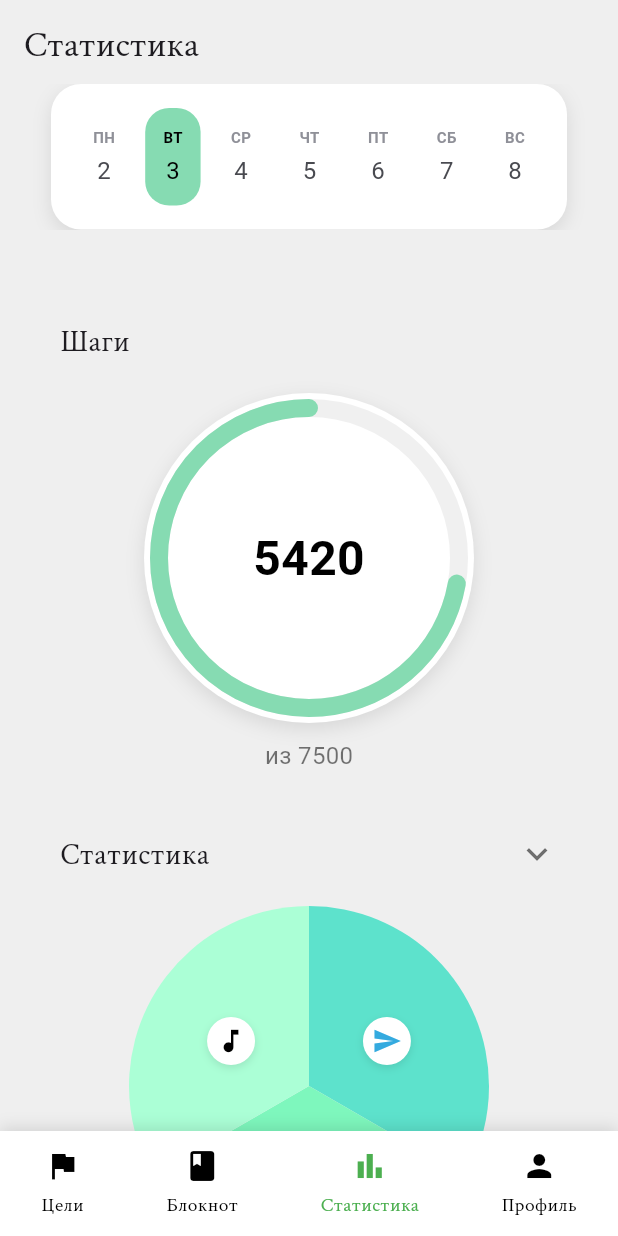
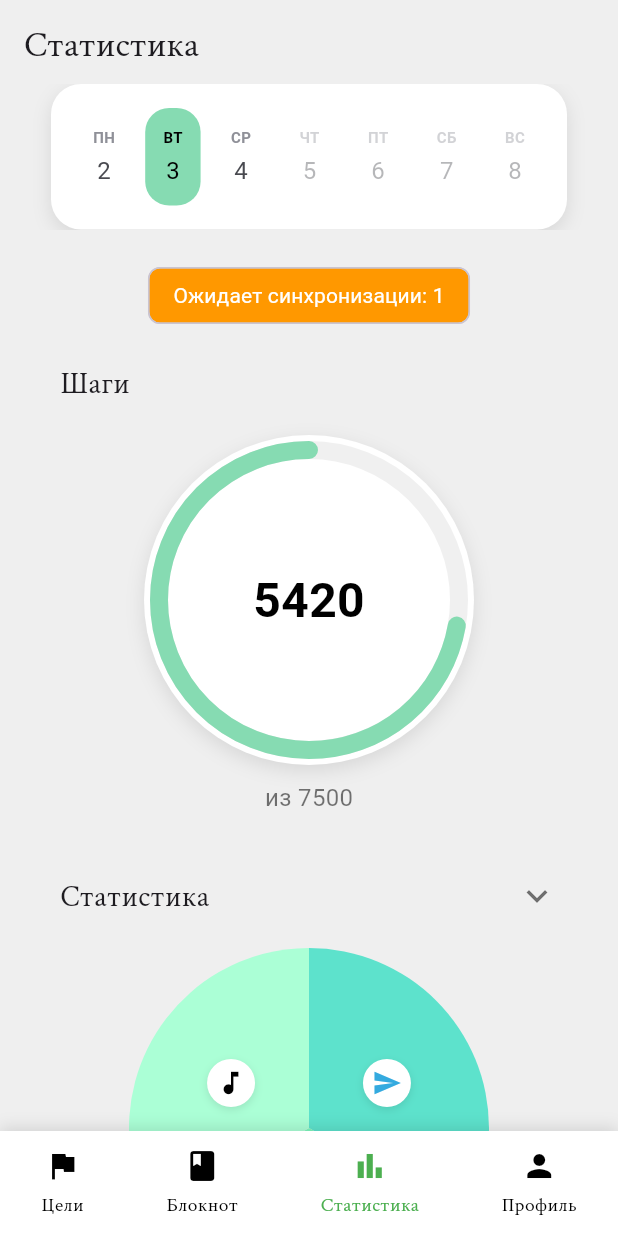
Before and after one commit to git-company-tp10-1/main, a Flutter app: the AuthorizeScreen screen opened by its route, after a tap on "Войти", after a tap on "Войти как гость", after a tap on "ВТ", on a phone screen of 412 x 824 dp. Run offline on Flutter 3.47's test engine with Material 3 defaults, Android fonts, the phone set to English and light mode, and no system bars; our stand-ins replace shared_preferences; accounts and stored records are empty; network calls fail.

Commit message:
Steps sync

```diff
--- a/lib/presentation/screens/statistics.dart
+++ b/lib/presentation/screens/statistics.dart
@@ -1,6 +1,12 @@
 import 'package:flutter/material.dart';
 import 'dart:math';
 import 'package:intl/intl.dart';
+import 'dart:async';
+import 'package:http/http.dart' as http;
+import 'dart:convert';
+import 'package:shared_preferences/shared_preferences.dart';
+
+import '../../service/api_service.dart';
 
 class StatisticsScreen extends StatefulWidget {
   final String selectedDay;
@@ -17,12 +23,21 @@ class _StatisticsScreenState extends State<StatisticsScreen>
   late Animation<double> _stepsAnimation;
   late Map<String, DayData> _daysData;
   late String _currentDisplayedDay;
+  Timer? _stepTimer;
+  int _currentSteps = 0;
+  late String _todayWeekday;
+  List<Map<String, dynamic>> _pendingStepsData = [];
+  bool _isSyncing = false;
 
   @override
   void initState() {
     super.initState();
     _initDaysData();
     _currentDisplayedDay = widget.selectedDay;
+
+    final now = DateTime.now();
+    final weekdays = ['ПН', 'ВТ', 'СР', 'ЧТ', 'ПТ', 'СБ', 'ВС'];
+    _todayWeekday = weekdays[now.weekday - 1];
 
     _animationController = AnimationController(
       vsync: this,
@@ -37,31 +52,144 @@ class _StatisticsScreenState extends State<StatisticsScreen>
     );
 
     _animationController.forward();
+
+    _loadPendingData().then((_) {
+      if (_currentDisplayedDay == _todayWeekday) {
+        _startStepCounter();
+      }
+      _trySyncPendingData();
+    });
+  }
+
+  Future<void> _loadPendingData() async {
+    final prefs = await SharedPreferences.getInstance();
+    final pendingDataString = prefs.getString('pending_steps');
+    if (pendingDataString != null) {
+      setState(() {
+        _pendingStepsData = List<Map<String, dynamic>>.from(
+            jsonDecode(pendingDataString));
+      });
+    }
+  }
+
+  Future<void> _trySyncPendingData() async {
+    if (_pendingStepsData.isEmpty || _isSyncing) return;
+
+    setState(() => _isSyncing = true);
+
+    final apiService = ApiService();
+    for (final data in _pendingStepsData.toList()) {
+      try {
+        // Если дата не указана, используем текущую дату в формате yyyy-MM-dd
+        final date = data['date'] as String? ??
+            DateFormat('yyyy-MM-dd').format(DateTime.now());
+
+        final success = await apiService.sendSteps(
+          steps: data['steps'] as int,
+          date: date,
+          day: data['day'] as String? ?? '', // обработка дня, если он есть
+        );
+
+        if (success) {
+          setState(() => _pendingStepsData.remove(data));
+          await _savePendingData();
+        }
+      } catch (e) {
+        print('Ошибка при синхронизации: $e');
+        // Можно добавить дополнительную логику обработки ошибок,
+        // например, повторную попытку после задержки
+      }
+    }
+
+    setState(() => _isSyncing = false);
+  }
+
+  Future<void> _savePendingData() async {
+    final prefs = await SharedPreferences.getInstance();
+    await prefs.setString('pending_steps', jsonEncode(_pendingStepsData));
+  }
+
+  void _startStepCounter() {
+    _stepTimer?.cancel();
+    _stepTimer = Timer.periodic(const Duration(seconds: 90), (timer) {
+      setState(() {
+        _currentSteps += 2 + Random().nextInt(2);
+        _updateCurrentDaySteps();
+      });
+    });
+  }
+
+  Future<void> _updateCurrentDaySteps() async {
+    if (_daysData.containsKey(_currentDisplayedDay)) {
+      setState(() {
+        _daysData[_currentDisplayedDay] = DayData(
+          steps: _currentSteps,
+          date: _daysData[_currentDisplayedDay]!.date,
+          appUsages: _daysData[_currentDisplayedDay]!.appUsages,
+        );
+      });
+
+      final data = {
+        'day': _currentDisplayedDay,
+        'steps': _currentSteps,
+        'date': _daysData[_currentDisplayedDay]!.date,
+        'timestamp': DateTime.now().toIso8601String(),
+      };
+
+      try {
+        final apiService = ApiService();
+        final success = await apiService.sendSteps(
+          day: _currentDisplayedDay,
+          steps: _currentSteps,
+          date: _daysData[_currentDisplayedDay]!.date,
+        );
+
+        if (!success) {
+          setState(() => _pendingStepsData.add(data));
+          await _savePendingData();
+        }
+      } catch (e) {
+        setState(() => _pendingStepsData.add(data));
+        await _savePendingData();
+      }
+    }
   }
 
   @override
   void didUpdateWidget(StatisticsScreen oldWidget) {
     super.didUpdateWidget(oldWidget);
-
     if (oldWidget.selectedDay != widget.selectedDay && _daysData.containsKey(widget.selectedDay)) {
       _animationController.reset();
       _animationController.forward();
       setState(() {
         _currentDisplayedDay = widget.selectedDay;
+        _currentSteps = _daysData[_currentDisplayedDay]!.steps;
+
+        if (oldWidget.selectedDay == _todayWeekday) {
+          _stepTimer?.cancel();
+        }
+
+        if (_currentDisplayedDay == _todayWeekday) {
+          _startStepCounter();
+        }
       });
+      _updateCurrentDaySteps();
     }
   }
 
   void _initDaysData() {
     final now = DateTime.now();
     final weekdays = ['ПН', 'ВТ', 'СР', 'ЧТ', 'ПТ', 'СБ', 'ВС'];
+    final todayWeekdayIndex = now.weekday - 1;
 
     _daysData = {};
 
     for (int i = 0; i < 7; i++) {
       final date = now.subtract(Duration(days: now.weekday - 1 - i));
+      final steps = i == todayWeekdayIndex ? _currentSteps : _generateRandomSteps();
+
       _daysData[weekdays[i]] = DayData(
-        steps: _generateRandomSteps(),
+        steps: steps,
         date: DateFormat('d').format(date),
         appUsages: _generateAppUsages(),
       );
@@ -96,6 +224,8 @@ class _StatisticsScreenState extends State<StatisticsScreen>
   @override
   void dispose() {
     _animationController.dispose();
+    _stepTimer?.cancel();
+    _updateCurrentDaySteps();
     super.dispose();
   }
 
@@ -120,14 +250,24 @@ class _StatisticsScreenState extends State<StatisticsScreen>
         child: Column(
           children: [
             const SizedBox(height: 20),
-            const SizedBox(height: 40),
-            // Шаги
+            if (_pendingStepsData.isNotEmpty)
+              Padding(
+                padding: const EdgeInsets.symmetric(horizontal: 16),
+                child: Chip(
+                  label: Text(
+                    'Ожидает синхронизации: ${_pendingStepsData.length}',
+                    style: const TextStyle(color: Colors.white),
+                  ),
+                  backgroundColor: Colors.orange,
+                ),
+              ),
+            const SizedBox(height: 20),
             Padding(
               padding: const EdgeInsets.symmetric(horizontal: 40),
               child: Row(
                 mainAxisAlignment: MainAxisAlignment.spaceBetween,
-                children: [
-                  const Text(
+                children: const [
+                  Text(
                     'Шаги',
                     style: TextStyle(
                       fontSize: 20,
@@ -139,7 +279,6 @@ class _StatisticsScreenState extends State<StatisticsScreen>
               ),
             ),
             const SizedBox(height: 20),
-            // Круговая диаграмма шагов (изменена анимация)
             AnimatedSwitcher(
               duration: const Duration(milliseconds: 500),
               transitionBuilder: (Widget child, Animation<double> animation) {
@@ -197,7 +336,6 @@ class _StatisticsScreenState extends State<StatisticsScreen>
               ),
             ),
             const SizedBox(height: 40),
-            // Статистика приложений
             Padding(
               padding: const EdgeInsets.symmetric(horizontal: 40),
               child: Row(
@@ -223,7 +361,6 @@ class _StatisticsScreenState extends State<StatisticsScreen>
               ),
             ),
             const SizedBox(height: 20),
-            // Диаграмма использования приложений
             AnimatedSwitcher(
               duration: const Duration(milliseconds: 500),
               transitionBuilder: (Widget child, Animation<double> animation) {
--- a/lib/service/api_service.dart
+++ b/lib/service/api_service.dart
@@ -12,7 +12,8 @@ class ApiService {
   static const String registerEndpoint = '/auth/register';
   static const String loginEndpoint = '/auth/login';
   static const String notesEndpoint = '/notes/save';
-  static const String goals_saveEndpoint = '/goals/save';
+  static const String goals_SaveEndpoint = '/goals/save';
+  static const String stepsEndpoint = '/steps/save';
   // Ключ для сохранения токена
   static const String _tokenKey = 'auth_token';
 
@@ -113,7 +114,7 @@ class ApiService {
   Future<String> goalsSave(String title, bool isGenerate) async {
     final token = await getToken();
     final response = await http.post(
-      Uri.parse('$baseUrl$goals_saveEndpoint'),
+      Uri.parse('$baseUrl$goals_SaveEndpoint'),
       headers: {
         'Content-Type': 'application/json',
         'Authorization': 'Bearer $token',
@@ -154,6 +155,54 @@ class ApiService {
     }
   }
 
+  Future<bool> sendSteps({
+    required String day,
+    required int steps,
+    required String date, // Этот параметр теперь будет использоваться
+  }) async {
+    try {
+      final token = await getToken();
+      if (token == null) {
+        throw Exception('Пользователь не авторизован');
+      }
+
+      // Проверяем и форматируем дату
+      String formattedDate;
+      try {
+        // Пытаемся распарсить входную дату (если она уже в правильном формате, оставляем как есть)
+        final parsedDate = DateTime.parse(date);
+        formattedDate = DateFormat('yyyy-MM-dd').format(parsedDate);
+      } catch (e) {
+        // Если дата в неправильном формате, используем текущую дату
+        formattedDate = DateFormat('yyyy-MM-dd').format(DateTime.now());
+        print('Некорректный формат даты: $date. Используется текущая дата: $formattedDate');
+      }
+
+      final response = await http.post(
+        Uri.parse('$baseUrl$stepsEndpoint'),
+        headers: {
+          'Content-Type': 'application/json',
+          'Authorization': 'Bearer $token',
+        },
+        body: jsonEncode({
+          'stepCount': steps,
+          'usageDate': formattedDate,
+        }),
+      );
+
+      if (response.statusCode == 200) {
+        return true;
+      } else {
+        final errorData = jsonDecode(response.body);
+        final errorMessage = errorData['message'] ?? 'Ошибка отправки данных о шагах';
+        throw Exception(errorMessage);
+      }
+    } catch (e) {
+      print('Ошибка при отправке шагов: $e');
+      return false;
+    }
+  }
+
   // Сохранение токена в SharedPreferences
   Future<void> saveToken(String token) async {
     final prefs = await SharedPreferences.getInstance();
--- a/lib/widgets/week_day_selector.dart
+++ b/lib/widgets/week_day_selector.dart
@@ -18,38 +18,43 @@ class WeekDaySelector extends StatefulWidget {
 class _WeekDaySelectorState extends State<WeekDaySelector> {
   late String _selectedDay;
   late Map<String, String> _daysData;
+  late int _currentDayIndex; // Индекс текущего дня недели (0-6)
+  late List<String> _weekdays;
 
   @override
   void initState() {
     super.initState();
+    _weekdays = ['ПН', 'ВТ', 'СР', 'ЧТ', 'ПТ', 'СБ', 'ВС'];
     _selectedDay = widget.initialDay;
     _initDaysData();
   }
 
   void _initDaysData() {
     final now = DateTime.now();
-    final weekdays = ['ПН', 'ВТ', 'СР', 'ЧТ', 'ПТ', 'СБ', 'ВС'];
-
-    // Находим индекс текущего дня недели (1-7, где 1 - понедельник)
-    int currentWeekdayIndex = now.weekday - 1;
+    // Находим индекс текущего дня недели (0-6, где 0 - понедельник)
+    _currentDayIndex = now.weekday - 1;
 
     _daysData = {};
     for (int i = 0; i < 7; i++) {
       // Вычисляем дату для каждого дня недели
-      final date = now.add(Duration(days: i - currentWeekdayIndex));
-      _daysData[weekdays[i]] = DateFormat('d').format(date);
+      final date = now.add(Duration(days: i - _currentDayIndex));
+      _daysData[_weekdays[i]] = DateFormat('d').format(date);
     }
 
-    // Убедимся, что selectedDay соответствует одному из доступных дней
+    // Убедимся, что selectedDay соответствует текущему дню
     if (!_daysData.containsKey(_selectedDay)) {
-      _selectedDay = weekdays[currentWeekdayIndex];
+      _selectedDay = _weekdays[_currentDayIndex];
       widget.onDaySelected(_selectedDay);
     }
   }
 
   void _selectDay(String day) {
-    setState(() => _selectedDay = day);
-    widget.onDaySelected(day);
+    final dayIndex = _weekdays.indexOf(day);
+    // Разрешаем выбор только текущего и предыдущих дней
+    if (dayIndex <= _currentDayIndex) {
+      setState(() => _selectedDay = day);
+      widget.onDaySelected(day);
+    }
   }
 
   @override
@@ -71,12 +76,16 @@ class _WeekDaySelectorState extends State<WeekDaySelector> {
       child: Row(
         mainAxisAlignment: MainAxisAlignment.spaceBetween,
         children: _daysData.entries.map((entry) {
+          final dayIndex = _weekdays.indexOf(entry.key);
+          final isSelectable = dayIndex <= _currentDayIndex;
+          final isSelected = entry.key == _selectedDay;
+
           return GestureDetector(
-            onTap: () => _selectDay(entry.key),
+            onTap: isSelectable ? () => _selectDay(entry.key) : null,
             child: Container(
               padding: const EdgeInsets.all(12),
               decoration: BoxDecoration(
-                color: entry.key == _selectedDay
+                color: isSelected
                     ? const Color(0xFF86DBB2)
                     : null,
                 borderRadius: BorderRadius.circular(16),
@@ -86,9 +95,11 @@ class _WeekDaySelectorState extends State<WeekDaySelector> {
                   Text(
                     entry.key,
                     style: TextStyle(
-                      color: entry.key == _selectedDay
+                      color: isSelected
                           ? Colors.black
-                          : const Color(0xFF8F9098),
+                          : isSelectable
+                          ? const Color(0xFF8F9098)
+                          : const Color(0xFF8F9098).withOpacity(0.4),
                       fontSize: 10,
                       fontWeight: FontWeight.w600,
                     ),
@@ -97,9 +108,11 @@ class _WeekDaySelectorState extends State<WeekDaySelector> {
                   Text(
                     entry.value,
                     style: TextStyle(
-                      color: entry.key == _selectedDay
+                      color: isSelected
                           ? Colors.black
-                          : const Color(0xFF494A50),
+                          : isSelectable
+                          ? const Color(0xFF494A50)
+                          : const Color(0xFF494A50).withOpacity(0.4),
                       fontSize: 16,
                       fontWeight: FontWeight.w400,
                     ),
```
